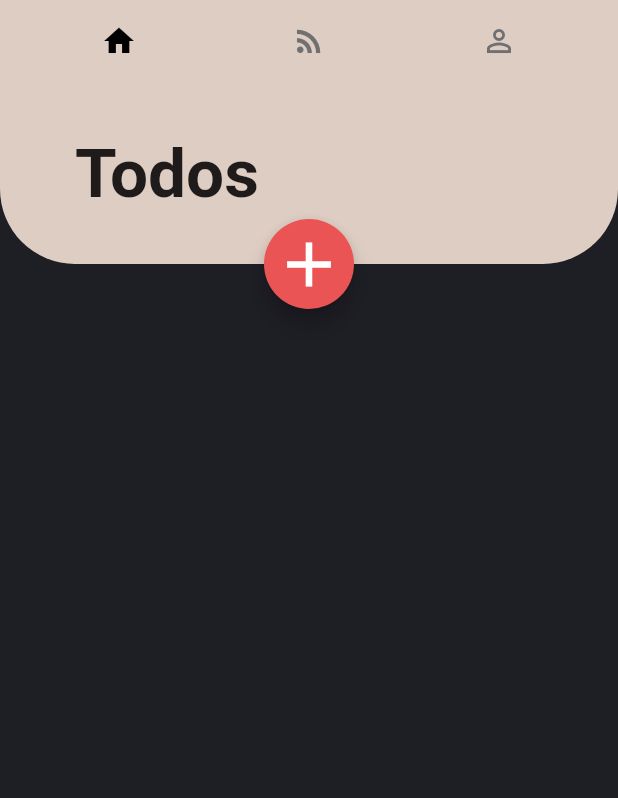
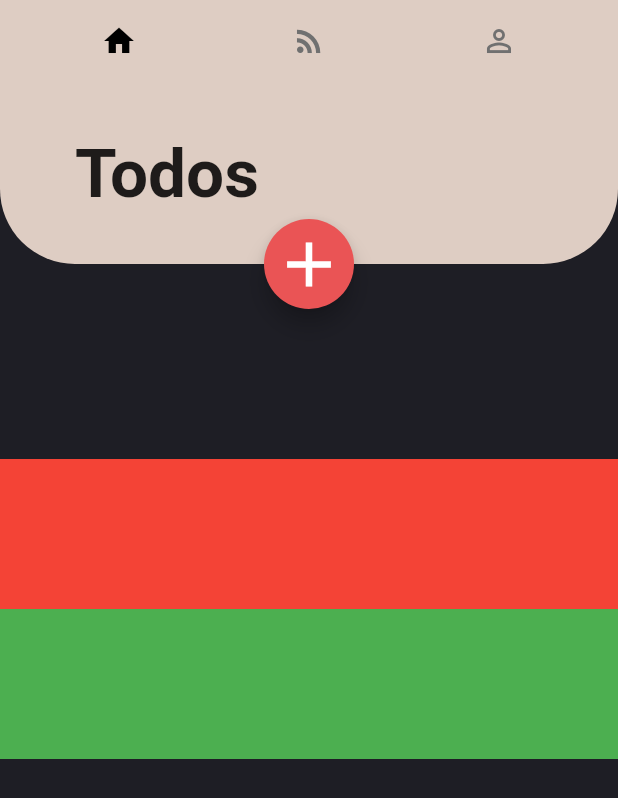
Before and after one commit to killerrings/Productivity_App, a Flutter app: the screen it shows after launch, on a phone screen of 412 x 824 dp. Shown: the top 798 px of the screen. Run offline on Flutter 3.47's test engine with Material 2 defaults, Android fonts, the phone set to English and light mode, and no system bars; Roboto replaces fonts that are missing (Montserrat).

Commit message:
Made intro page

```diff
--- /dev/null
+++ b/App/todoapp/lib/UI/Intro/intro_page.dart
@@ -0,0 +1,37 @@
+import 'package:flutter/material.dart';
+import 'package:todoapp/models/global.dart';
+
+class IntroPage extends StatefulWidget {
+  @override
+  _IntroPageState createState() => _IntroPageState();
+}
+
+class _IntroPageState extends State<IntroPage> {
+
+
+  @override
+  Widget build(BuildContext context) {
+    return Container(
+      color: darkGrayColor,
+      child: ListView(
+        padding: EdgeInsets.only(top: 250),
+        children: getList(),
+      ),
+    ) ;
+  }
+
+
+  List<Widget> getList(){
+    return [
+      Container(
+        height: 100,
+        color: Colors.red,
+      ),
+      Container(
+        height: 100,
+        color: Colors.green,
+      ),
+
+    ];
+  }
+}
--- a/App/todoapp/lib/main.dart
+++ b/App/todoapp/lib/main.dart
@@ -1,4 +1,5 @@
 import 'package:flutter/material.dart';
+import 'package:todoapp/UI/Intro/intro_page.dart';
 import 'models/global.dart';
 
 void main() {
@@ -43,9 +44,7 @@ class _MyHomePageState extends State<MyHomePage> {
               children:<Widget>[
                 TabBarView(
                 children: [
-                  new Container(
-                    color: darkGrayColor,
-                  ),
+                  IntroPage(),
                   new Container(color: Colors.orange,),
                   new Container(
                     color: Colors.lightGreen,
```
